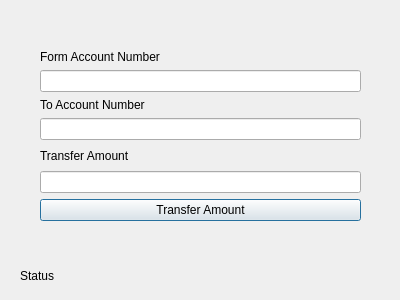
First picture: the form in BankAppUsingSqlite/transfer.ui, repository kunalgavhane12/QtAssignment, before the edit.
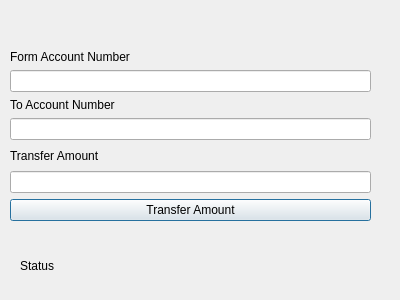
Second picture: the form after the edit.

Diff of the .ui file:
```diff
--- a/BankAppUsingSqlite/transfer.ui
+++ b/BankAppUsingSqlite/transfer.ui
@@ -16,9 +16,9 @@
   <widget class="QWidget" name="layoutWidget">
    <property name="geometry">
     <rect>
-     <x>40</x>
+     <x>10</x>
      <y>50</y>
-     <width>321</width>
+     <width>361</width>
      <height>171</height>
     </rect>
    </property>
@@ -78,8 +78,8 @@
    <property name="geometry">
     <rect>
      <x>20</x>
-     <y>260</y>
-     <width>281</width>
+     <y>250</y>
+     <width>311</width>
      <height>31</height>
     </rect>
    </property>
```
